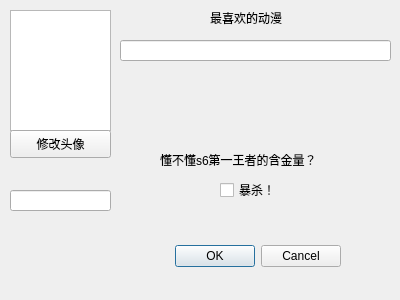
Before: the Qt Designer form gui/VSettings.ui in PurePassersBy/ShacoRoom, drawn with Qt 5.
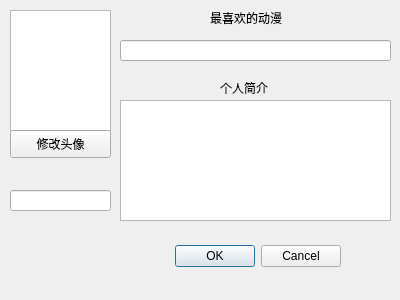
After: the same form once the commit is applied.

Commit message: 修改个人设置界面

Patch:
```diff
--- a/gui/VSettings.ui
+++ b/gui/VSettings.ui
@@ -85,31 +85,28 @@
     </rect>
    </property>
   </widget>
-  <widget class="QCheckBox" name="checkBox_yes">
+  <widget class="QLabel" name="label_2">
    <property name="geometry">
     <rect>
      <x>220</x>
-     <y>180</y>
-     <width>71</width>
-     <height>20</height>
+     <y>80</y>
+     <width>72</width>
+     <height>15</height>
     </rect>
    </property>
    <property name="text">
-    <string>暴杀！</string>
+    <string>个人简介</string>
    </property>
   </widget>
-  <widget class="QLabel" name="label_2">
+  <widget class="QTextEdit" name="textEdit">
    <property name="geometry">
     <rect>
-     <x>160</x>
-     <y>150</y>
-     <width>191</width>
-     <height>20</height>
+     <x>120</x>
+     <y>100</y>
+     <width>271</width>
+     <height>121</height>
     </rect>
    </property>
-   <property name="text">
-    <string>懂不懂s6第一王者的含金量？</string>
-   </property>
   </widget>
  </widget>
  <resources/>
```
The commit also changes 2 other files.
